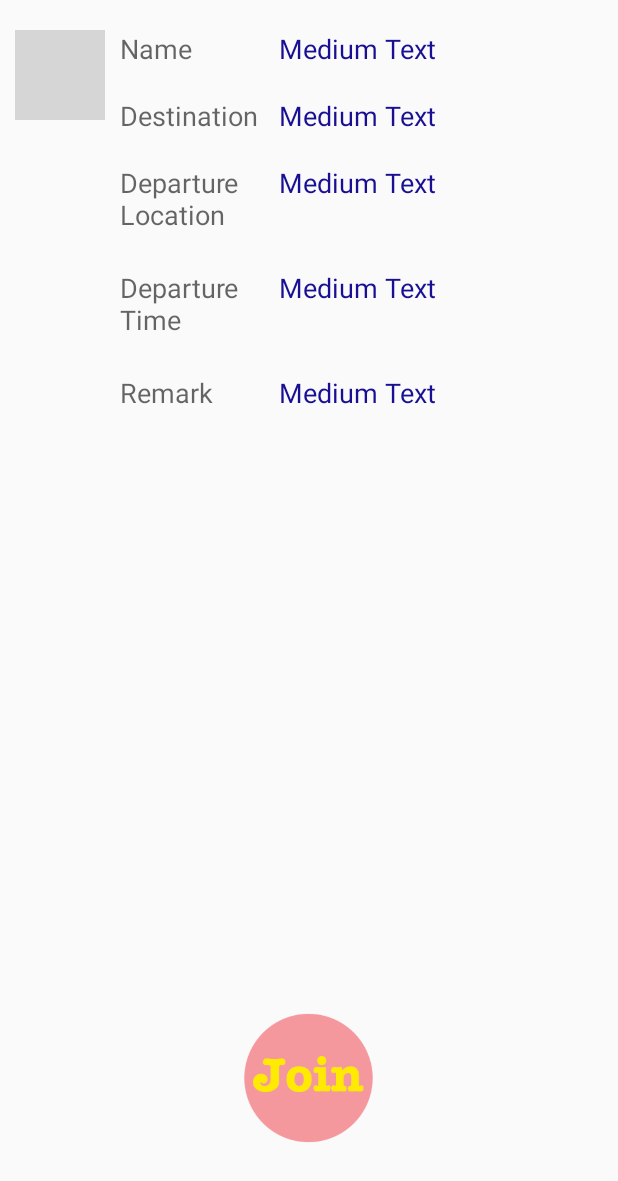
After one commit to wanyifei/yue, an Android app: the layout activity_detail.xml on its own in the app's theme, with its tools: preview values and no code run, on a phone screen of 412 x 824 dp. The commit adds this screen. Shown: the top 1181 px of the screen. Run offline under Robolectric (Android 15) with nearby library versions, the phone set to English and light mode, and no system bars; grey boxes are pictures that could not be loaded.

Commit message:
activity detail

```diff
--- a/app/src/main/java/com/mycompany/myapplication2/MainActivity.java
+++ b/app/src/main/java/com/mycompany/myapplication2/MainActivity.java
@@ -27,8 +27,9 @@ public class MainActivity extends ActionBarActivity {
     @Override
     protected void onCreate(Bundle savedInstanceState) {
         super.onCreate(savedInstanceState);
-        setContentView(R.layout.activity_main);
+        setContentView(R.layout.activity_detail);
 
+        /*
         Resources res = getResources();
         memeTitles = res.getStringArray(R.array.titles);
         memeDescriptions = res.getStringArray(R.array.descriptions);
@@ -36,6 +37,7 @@ public class MainActivity extends ActionBarActivity {
         list = (ListView) findViewById(R.id.listView);
         YoujiaAdapter adapter = new YoujiaAdapter(this, memeTitles, images, memeDescriptions);
         list.setAdapter(adapter);
+        */
     }
 
     class YoujiaAdapter extends ArrayAdapter<String>
--- /dev/null
+++ b/app/src/main/res/layout/activity_detail.xml
@@ -0,0 +1,167 @@
+<?xml version="1.0" encoding="utf-8"?>
+<LinearLayout xmlns:android="http://schemas.android.com/apk/res/android"
+    android:orientation="vertical" android:layout_width="match_parent"
+    android:layout_height="match_parent"
+    android:weightSum="1">
+
+    <LinearLayout
+        android:orientation="horizontal"
+        android:layout_width="385dp"
+        android:layout_height="fill_parent"
+        android:layout_weight="1">
+
+
+
+        <LinearLayout
+            android:orientation="vertical"
+            android:layout_width="wrap_content"
+            android:layout_height="match_parent">
+
+            <ImageView
+                android:src="@drawable/flower"
+                android:layout_width="60dp"
+                android:layout_height="60dp"
+                android:id="@+id/imageView2"
+                android:layout_marginTop="20dp"
+                android:layout_marginLeft="10dp" />
+
+        </LinearLayout>
+
+
+        <LinearLayout
+            android:orientation="vertical"
+            android:layout_width="match_parent"
+            android:layout_height="match_parent"
+            android:weightSum="1">
+
+            <LinearLayout
+                android:orientation="horizontal"
+                android:layout_width="match_parent"
+                android:layout_height="fill_parent">
+
+                <LinearLayout
+                    android:orientation="vertical"
+                    android:layout_width="116dp"
+                    android:layout_height="fill_parent">
+
+                    <TextView
+                        android:layout_width="match_parent"
+                        android:layout_height="wrap_content"
+                        android:layout_marginTop="20dp"
+                        android:textAppearance="?android:attr/textAppearanceMedium"
+                        android:text="Name"
+                        android:id="@+id/textView3"
+                        android:layout_marginLeft="10dp" />
+
+                    <TextView
+                        android:layout_width="wrap_content"
+                        android:layout_height="wrap_content"
+                        android:textAppearance="?android:attr/textAppearanceMedium"
+                        android:text="Destination"
+                        android:id="@+id/textView4"
+                        android:layout_marginLeft="10dp"
+                        android:layout_marginTop="20dp" />
+
+                    <TextView
+                        android:layout_width="wrap_content"
+                        android:layout_height="50dp"
+                        android:textAppearance="?android:attr/textAppearanceMedium"
+                        android:text="Departure Location"
+                        android:id="@+id/textView5"
+                        android:layout_marginLeft="10dp"
+                        android:layout_marginTop="20dp" />
+
+                    <TextView
+                        android:layout_width="wrap_content"
+                        android:layout_height="50dp"
+                        android:textAppearance="?android:attr/textAppearanceMedium"
+                        android:text="Departure Time"
+                        android:id="@+id/textView6"
+                        android:layout_marginLeft="10dp"
+                        android:layout_marginTop="20dp" />
+
+                    <TextView
+                        android:layout_width="wrap_content"
+                        android:layout_height="wrap_content"
+                        android:textAppearance="?android:attr/textAppearanceMedium"
+                        android:text="Remark"
+                        android:id="@+id/textView7"
+                        android:layout_marginLeft="10dp"
+                        android:layout_marginTop="20dp" />
+                </LinearLayout>
+
+                <LinearLayout
+                    android:orientation="vertical"
+                    android:layout_width="match_parent"
+                    android:layout_height="fill_parent">
+
+                    <TextView
+                        android:layout_width="match_parent"
+                        android:layout_height="wrap_content"
+                        android:textAppearance="?android:attr/textAppearanceMedium"
+                        android:text="Medium Text"
+                        android:id="@+id/textView8"
+                        android:layout_marginTop="20dp"
+                        android:textColor="#ff190f93" />
+
+                    <TextView
+                        android:layout_width="match_parent"
+                        android:layout_height="wrap_content"
+                        android:textAppearance="?android:attr/textAppearanceMedium"
+                        android:text="Medium Text"
+                        android:id="@+id/textView9"
+                        android:layout_marginTop="20dp"
+                        android:textColor="#ff190f93" />
+
+                    <TextView
+                        android:layout_width="match_parent"
+                        android:layout_height="50dp"
+                        android:textAppearance="?android:attr/textAppearanceMedium"
+                        android:text="Medium Text"
+                        android:id="@+id/textView10"
+                        android:layout_marginTop="20dp"
+                        android:textColor="#ff190f93" />
+
+                    <TextView
+                        android:layout_width="match_parent"
+                        android:layout_height="50dp"
+                        android:textAppearance="?android:attr/textAppearanceMedium"
+                        android:text="Medium Text"
+                        android:id="@+id/textView11"
+                        android:layout_marginTop="20dp"
+                        android:textColor="#ff190f93" />
+
+                    <TextView
+                        android:layout_width="match_parent"
+                        android:layout_height="wrap_content"
+                        android:textAppearance="?android:attr/textAppearanceMedium"
+                        android:text="Medium Text"
+                        android:id="@+id/textView12"
+                        android:layout_marginTop="20dp"
+                        android:textColor="#ff190f93" />
+                </LinearLayout>
+
+            </LinearLayout>
+
+        </LinearLayout>
+
+
+    </LinearLayout>
+
+    <LinearLayout
+        android:orientation="vertical"
+        android:layout_width="fill_parent"
+        android:layout_height="149dp"
+        android:weightSum="1">
+
+        <ImageButton
+            android:layout_width="90dp"
+            android:layout_height="88dp"
+            android:src="@drawable/activity_detail_button"
+            android:id="@+id/imageButton"
+            android:scaleType="fitCenter"
+            android:background="#00000000"
+            android:layout_gravity="center_horizontal" />
+    </LinearLayout>
+
+</LinearLayout>
--- a/app/src/main/res/layout/activity_main.xml
+++ b/app/src/main/res/layout/activity_main.xml
@@ -4,7 +4,7 @@
     android:paddingRight="@dimen/activity_horizontal_margin"
     android:paddingTop="@dimen/activity_vertical_margin"
     android:paddingBottom="@dimen/activity_vertical_margin" tools:context=".MainActivity"
-    android:background="@drawable/su">
+    android:background="@drawable/wallpaper2_new">
 
     <ListView
         android:layout_width="wrap_content"
```
Also changed, not shown: app/src/main/res/drawable/activity_detail_button.png (added), app/src/main/res/drawable/wallpaper2_new.jpg (added).
